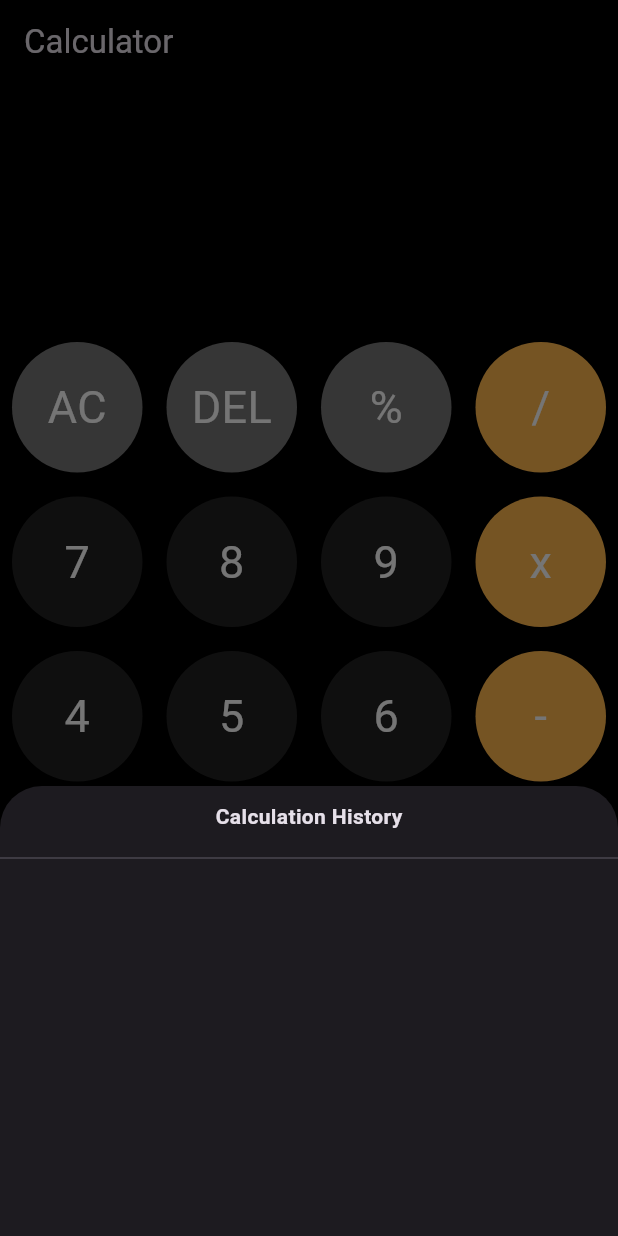
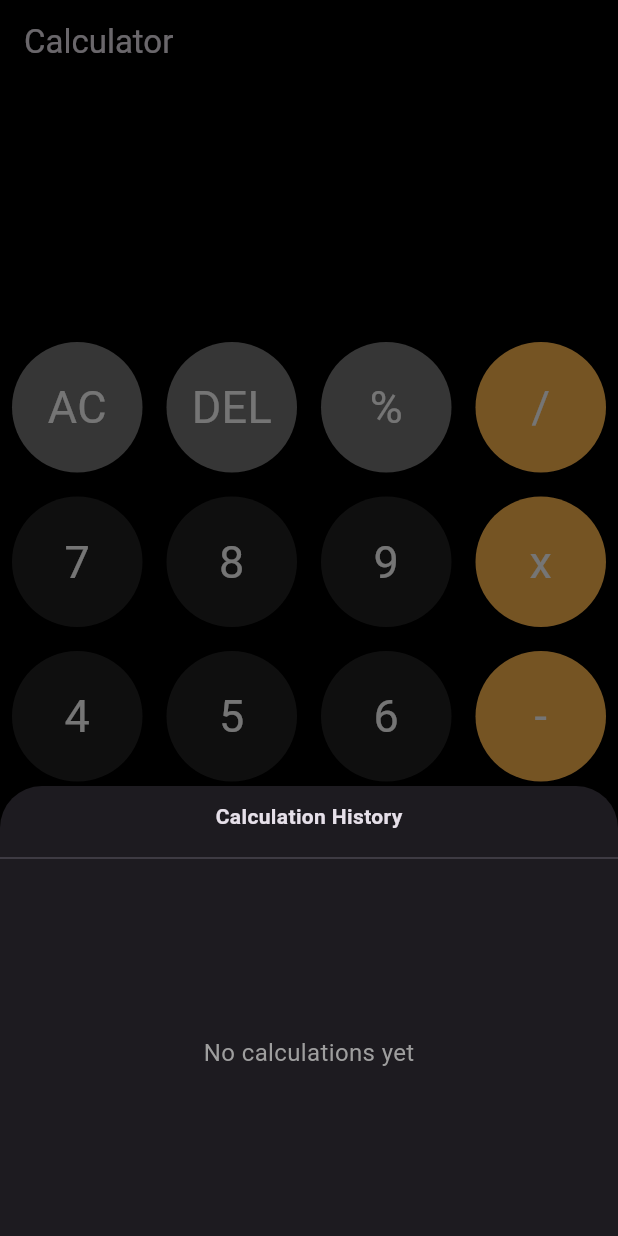
Before and after one commit to nuel232/calculator-App, a Flutter app: the screen it shows after launch, after a tap on the "calculate" icon, on a phone screen of 412 x 824 dp. Run offline on Flutter 3.47's test engine with Material 3 defaults, Android fonts, the phone set to English and light mode, and no system bars; our stand-ins replace hive, hive_flutter, math_expressions; accounts and stored records are empty.

Commit message:
Refactor calculator history management and UI integration
- Changed history list type to List<String> for better type safety.
- Improved loadData method to handle null values more cleanly.
- Added deleteCalculation method to remove entries from history.
- Enhanced result saving logic to include original expressions.
- Updated CalculatorButton to display history and allow deletions.

```diff
--- a/lib/data/database.dart
+++ b/lib/data/database.dart
@@ -1,10 +1,9 @@
 import 'package:hive/hive.dart';
-import 'package:calculator_app/utils/calculator.dart';
 
 class CalculatorHistory {
   final _mybox = Hive.box('calculatorHistory');
 
-  List history = [
+  List<String> history = [
     // This will store the history of calculations
   ];
   void createInitialData() {
@@ -14,7 +13,12 @@ class CalculatorHistory {
 
   // Method to load data from Hive box
   void loadData() {
-    history = _mybox.get('HISTORY') ?? [];
+    var data = _mybox.get('HISTORY');
+    if (data != null) {
+      history = List<String>.from(data);
+    } else {
+      history = [];
+    }
   }
 
   // Method to update the Hive box with the current history
--- a/lib/pages/home_page.dart
+++ b/lib/pages/home_page.dart
@@ -14,9 +14,17 @@ class HomePage extends StatefulWidget {
 
 class _HomePageState extends State<HomePage> {
   String userInput = "";
+  String previousInput = "";
   final _mybox = Hive.box('calculatorHistory');
   // List<String> history = [];
   CalculatorHistory db = CalculatorHistory();
+
+  void deleteCalculation(int reverseIndex) {
+    setState(() {
+      db.history.removeAt(reverseIndex);
+      db.updateData();
+    });
+  }
 
   final List<String> buttons = [
     'AC',
@@ -43,13 +51,14 @@ class _HomePageState extends State<HomePage> {
 
   @override
   void initState() {
+    super.initState();
+    // Initialize the database and load history
     // TODO: implement initState
     if (_mybox.get('HISTORY') == null) {
       db.createInitialData();
     } else {
       db.loadData();
     }
-    super.initState();
   }
 
   void handleTap(String label) {
@@ -61,10 +70,19 @@ class _HomePageState extends State<HomePage> {
           userInput = userInput.substring(0, userInput.length - 1);
         }
       } else if (label == '=') {
-        userInput = calculateResult(userInput);
-        // Save the result to history
-        final result = calculateResult(userInput);
-        db.addToHistory('$userInput = $result'); // save new calculation
+        if (userInput.isNotEmpty) {
+          // Store the original expression
+          String originalExpression = userInput;
+          // Calculate the result
+          String result = calculateResult(userInput);
+
+          if (result != 'Error') {
+            // Add to history with original expression and result
+            db.addToHistory('$originalExpression = $result');
+            // Update userInput with the result
+            userInput = result;
+          }
+        }
       } else if (label == '.') {
         if (isDecimalAllowed(userInput)) {
           userInput += label;
@@ -72,7 +90,7 @@ class _HomePageState extends State<HomePage> {
       } else if (isOperator(label)) {
         if (userInput.isNotEmpty &&
             !isOperator(userInput[userInput.length - 1])) {
-          userInput += label;
+          userInput += ' $label ';
         }
       } else {
         userInput += label;
@@ -114,7 +132,9 @@ class _HomePageState extends State<HomePage> {
                 return CalculatorButton(
                   label: label,
                   onTap: () => handleTap(label),
-                  history: history,
+                  db: db, // Pass the database instance instead of history list
+                  deleteFunction: (context, index) =>
+                      deleteCalculation(index), // Pass the delete function
                 );
               },
             ),
--- a/lib/utils/calculator_button.dart
+++ b/lib/utils/calculator_button.dart
@@ -8,22 +8,25 @@ import 'package:hive/hive.dart';
 class CalculatorButton extends StatelessWidget {
   final String label;
   final VoidCallback onTap;
-  final _mybox = Hive.box('calculatorHistory');
-  final List<String> history;
+  final CalculatorHistory db;
+  final Function(BuildContext context, int index)? deleteFunction;
 
   // List<String> history = [];
   CalculatorButton({
-    Key? key,
+    super.key,
     required this.label,
     required this.onTap,
-    required this.history,
-  }) : super(key: key);
+    required this.db,
+    required this.deleteFunction,
+  });
 
   @override
   Widget build(BuildContext context) {
     return GestureDetector(
       onTap: () {
         if (label == 'calc') {
+          // Show the history in a modal bottom sheet
+          db.loadData(); // Load the history from the database
           showModalBottomSheet<void>(
             context: context,
             builder: (BuildContext context) {
@@ -40,12 +43,58 @@ class CalculatorButton extends StatelessWidget {
                     ),
                     const Divider(),
                     Expanded(
-                      child: ListView.builder(
-                        itemCount: history.length,
-                        itemBuilder: (context, index) {
-                          return ListTile(title: Text(history[index]));
-                        },
-                      ),
+                      child: db.history.isEmpty
+                          ? Center(
+                              child: Text(
+                                'No calculations yet',
+                                style: TextStyle(
+                                  color: Colors.grey,
+                                  fontSize: 16,
+                                ),
+                              ),
+                            )
+                          : ListView.builder(
+                              itemCount: db.history.length,
+                              itemBuilder: (context, index) {
+                                // Show most recent calculations first
+                                int reverseIndex =
+                                    db.history.length - 1 - index;
+                                return Column(
+                                  crossAxisAlignment: CrossAxisAlignment.start,
+                                  children: [
+                                    ListTile(
+                                      title: Text(
+                                        db.history[reverseIndex],
+                                        style: TextStyle(color: Colors.white),
+                                      ),
+                                      trailing: IconButton(
+                                        icon: Icon(
+                                          Icons.cancel,
+                                          color: Colors.grey[600],
+                                        ),
+                                        onPressed: () {
+                                          db.history.removeAt(reverseIndex);
+                                          db.updateData();
+                                          Navigator.pop(
+                                            context,
+                                          ); // Close bottom sheet to reflect changes
+                                        },
+                                      ),
+                                    ),
+
+                                    Padding(
+                                      padding: const EdgeInsets.symmetric(
+                                        horizontal: 18,
+                                      ),
+                                      child: const Divider(
+                                        color: Colors.grey,
+                                        thickness: 1,
+                                      ),
+                                    ),
+                                  ],
+                                );
+                              },
+                            ),
                     ),
                   ],
                 ),
```
